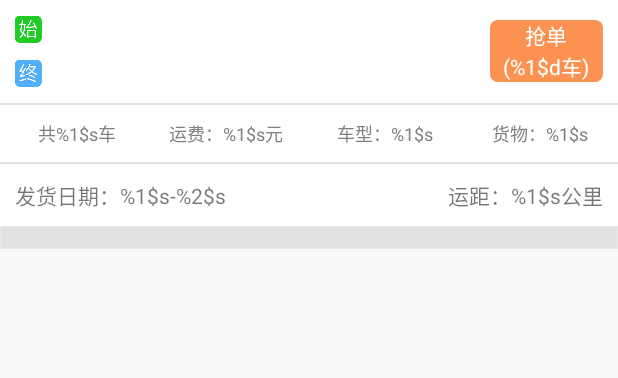
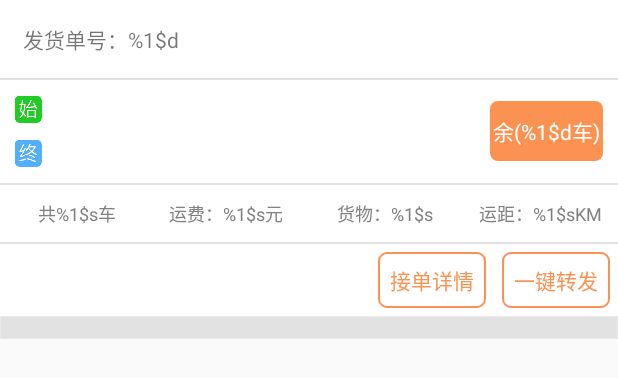
Before and after one commit to shiwobuhaoma/haoke, an Android app: the layout bill_directional_rv_item.xml on its own in the app's theme, with its tools: preview values and no code run, on a phone screen of 412 x 824 dp. Shown: the top 378 px of the screen. Run offline under Robolectric (Android 15) with nearby library versions, the phone set to English and light mode, and no system bars; network calls fail.

Commit message:
1、增加一键转发界面 2、增加接单详情界面

```diff
--- a/app/src/main/AndroidManifest.xml
+++ b/app/src/main/AndroidManifest.xml
@@ -124,6 +124,8 @@
         <activity android:name=".module.select.cartype.view.SelectCarTypeActivity"></activity>
         <activity android:name=".module.select.driver.view.SelectDriverActivity" />
         <activity android:name=".module.select.goodstype.view.SelectGoodsTypeActivity" />
+        <activity android:name=".module.receive.ReceiverBillDetailsActivity" />
+        <activity android:name=".module.relay.RelayActivity" />
     </application>
 
 </manifest>
--- a/app/src/main/java/com/xinze/haoke/base/BaseFragment.java
+++ b/app/src/main/java/com/xinze/haoke/base/BaseFragment.java
@@ -16,6 +16,7 @@ import android.widget.Toast;
 
 import com.xinze.haoke.utils.ToastUtils;
 
+import java.io.Serializable;
 import java.util.HashMap;
 import java.util.Map;
 
@@ -124,6 +125,11 @@ public abstract class BaseFragment extends Fragment {
         intent.putExtra(key, value);
         startActivity(intent);
     }
+    protected void openActivity(Class clazz, String key, Serializable value) {
+        Intent intent = new Intent(mActivity, clazz);
+        intent.putExtra(key, value);
+        startActivity(intent);
+    }
 
     protected void openActivity(Class clazz, HashMap<String, String> map) {
         Intent intent = new Intent(mActivity, clazz);
--- a/app/src/main/java/com/xinze/haoke/module/main/fragment/SendGoodsFragment.java
+++ b/app/src/main/java/com/xinze/haoke/module/main/fragment/GoodsBillFragment.java
@@ -25,7 +25,7 @@ import butterknife.BindView;
  * @author lxf
  * 普通货单和定向货单
  */
-public class SendGoodsFragment extends BaseFragment {
+public class GoodsBillFragment extends BaseFragment {
     @BindView(R.id.send_goods_toolbar)
     SimpleToolbar sendGoodsToolbar;
 
@@ -134,8 +134,8 @@ public class SendGoodsFragment extends BaseFragment {
         });
     }
 
-    public static SendGoodsFragment newInstance() {
-        return new SendGoodsFragment();
+    public static GoodsBillFragment newInstance() {
+        return new GoodsBillFragment();
     }
 
     public void refresh() {
--- a/app/src/main/res/layout/bill_directional_rv_item.xml
+++ b/app/src/main/res/layout/bill_directional_rv_item.xml
@@ -1,150 +1,185 @@
 <?xml version="1.0" encoding="utf-8"?>
-<RelativeLayout
-    android:orientation="horizontal"
-    xmlns:android="http://schemas.android.com/apk/res/android"
+<RelativeLayout xmlns:android="http://schemas.android.com/apk/res/android"
     android:layout_width="match_parent"
+    android:layout_height="wrap_content"
     android:background="@color/white"
-    android:layout_height="wrap_content">
+    android:orientation="horizontal">
 
+    <TextView
+        android:id="@+id/bill_number"
+        android:layout_width="match_parent"
+        android:layout_height="wrap_content"
+        android:padding="15dp"
+        android:text="@string/bill_number" />
+
+    <View
+        android:id="@+id/bill_view"
+        android:layout_width="match_parent"
+        android:layout_height="1dp"
+        android:layout_below="@id/bill_number"
+        android:background="@color/my_item_line" />
 
     <RelativeLayout
         android:id="@+id/directional_item_rl"
         android:layout_width="match_parent"
-        android:layout_height="wrap_content">
+        android:layout_height="wrap_content"
+        android:layout_below="@id/bill_view">
+
         <TextView
             android:id="@+id/directional_tv_right_start"
+            android:layout_width="wrap_content"
+            android:layout_height="wrap_content"
+            android:layout_marginEnd="100dp"
+            android:drawablePadding="10dp"
+            android:drawableStart="@mipmap/order_start"
+            android:ellipsize="end"
+            android:gravity="center_vertical"
+            android:maxLines="1"
             android:padding="@dimen/res_textSize_10dp"
             android:textColor="@color/themeBlack"
-            android:ellipsize="end"
-            android:maxLines="1"
-            android:layout_marginEnd="100dp"
-            android:drawableStart="@mipmap/order_start"
-            android:drawablePadding="10dp"
-            android:layout_width="wrap_content"
-            android:gravity="center_vertical"
-            android:textSize="14sp"
-            android:layout_height="wrap_content" />
+            android:textSize="14sp" />
+
         <TextView
             android:id="@+id/directional_tv_right_end"
+            android:layout_width="wrap_content"
+            android:layout_height="wrap_content"
+            android:layout_below="@id/directional_tv_right_start"
+            android:layout_marginEnd="100dp"
+            android:drawablePadding="10dp"
+            android:drawableStart="@mipmap/order_end"
+            android:ellipsize="end"
+            android:gravity="center_vertical"
+            android:maxLines="1"
+            android:paddingBottom="10dp"
+            android:paddingEnd="@dimen/res_textSize_10dp"
             android:paddingStart="@dimen/res_textSize_10dp"
-            android:paddingBottom="10dp"
-            android:ellipsize="end"
-            android:maxLines="1"
-            android:paddingEnd="@dimen/res_textSize_10dp"
-            android:layout_marginEnd="100dp"
             android:textColor="@color/themeBlack"
-            android:layout_below="@id/directional_tv_right_start"
-            android:drawableStart="@mipmap/order_end"
-            android:drawablePadding="10dp"
-            android:layout_width="wrap_content"
-            android:gravity="center_vertical"
-            android:textSize="14sp"
-            android:layout_height="wrap_content" />
+            android:textSize="14sp" />
 
         <TextView
             android:id="@+id/directional_iv_state"
-            android:background="@drawable/circle_orange_button"
             android:layout_width="wrap_content"
-            android:minWidth="75dp"
-            android:minHeight="40dp"
-            android:maxLines="2"
+            android:layout_height="wrap_content"
+            android:layout_alignParentEnd="true"
             android:layout_centerVertical="true"
             android:layout_marginEnd="10dp"
-            android:text="@string/directional_robbing_bill"
+            android:background="@drawable/circle_orange_button"
             android:gravity="center"
-            android:textColor="@color/white"
-            android:layout_alignParentEnd="true"
-            android:layout_height="wrap_content" />
+            android:maxLines="2"
+            android:minHeight="40dp"
+            android:minWidth="75dp"
+            android:text="@string/remain_cars"
+            android:textColor="@color/white" />
 
     </RelativeLayout>
 
     <View
         android:id="@+id/directional_item_v_line"
         android:layout_width="match_parent"
+        android:layout_height="1dp"
         android:layout_below="@id/directional_item_rl"
-        android:background="@color/my_item_line"
-        android:layout_height="1dp"/>
+        android:background="@color/my_item_line" />
+
     <LinearLayout
         android:id="@+id/directional_item_ll"
+        android:layout_width="match_parent"
+        android:layout_height="wrap_content"
         android:layout_below="@id/directional_item_v_line"
-        android:orientation="horizontal"
-        android:layout_width="match_parent"
-        android:layout_height="wrap_content">
+        android:orientation="horizontal">
+
         <TextView
-            android:padding="10dp"
-            android:maxLines="1"
             android:id="@+id/directional_tv_car_count"
+            android:layout_width="0dp"
+            android:layout_height="wrap_content"
+            android:layout_weight="1"
             android:ellipsize="end"
             android:gravity="center"
+            android:maxLines="1"
+            android:padding="10dp"
+            android:text="@string/bill_car_count"
             android:textColor="@color/order_item_text"
-            android:text="@string/bill_car_count"
-            android:textSize="12sp"
-            android:layout_width="0dp"
-            android:layout_weight="1"
-            android:layout_height="wrap_content" />
-        <TextView
-            android:padding="10dp"
-            android:maxLines="1"
-            android:gravity="start"
-            android:textSize="12sp"
-            android:id="@+id/directional_tv_freight"
-            android:textColor="@color/order_item_text"
-            android:text="@string/bill_car_freight"
-            android:layout_width="0dp"
-            android:layout_weight="1"
-            android:layout_height="wrap_content" />
-        <TextView
-            android:padding="10dp"
-            android:maxLines="1"
-            android:gravity="center"
-            android:textSize="12sp"
-            android:id="@+id/directional_tv_car_type"
-            android:textColor="@color/order_item_text"
-            android:text="@string/order_truck_type"
-            android:layout_width="0dp"
-            android:layout_weight="1"
-            android:layout_height="wrap_content" />
+            android:textSize="12sp" />
 
         <TextView
+            android:id="@+id/directional_tv_freight"
+            android:layout_width="0dp"
+            android:layout_height="wrap_content"
+            android:layout_weight="1"
+            android:gravity="start"
+            android:maxLines="1"
             android:padding="10dp"
+            android:text="@string/bill_car_freight"
+            android:textColor="@color/order_item_text"
+            android:textSize="12sp" />
+
+        <TextView
+            android:id="@+id/directional_tv_productName"
+            android:layout_width="0dp"
+            android:layout_height="wrap_content"
+            android:layout_weight="1"
+            android:ellipsize="end"
+            android:gravity="center"
             android:maxLines="1"
-            android:textSize="12sp"
+            android:padding="10dp"
+            android:text="@string/order_product_name"
+            android:textColor="@color/order_item_text"
+            android:textSize="12sp" />
+
+        <TextView
+            android:id="@+id/directional_distance"
+            android:layout_width="0dp"
+            android:layout_height="wrap_content"
+            android:layout_weight="1"
             android:gravity="center"
-            android:ellipsize="end"
+            android:maxLines="1"
+            android:padding="10dp"
+            android:text="@string/order_distance"
             android:textColor="@color/order_item_text"
-            android:id="@+id/directional_tv_productName"
-            android:text="@string/order_product_name"
-            android:layout_width="0dp"
-            android:layout_weight="1"
-            android:layout_height="wrap_content" />
+            android:textSize="12sp" />
+
+
     </LinearLayout>
 
 
     <View
         android:id="@+id/directional_line"
         android:layout_width="match_parent"
+        android:layout_height="1dp"
         android:layout_below="@id/directional_item_ll"
-        android:background="@color/my_item_line"
-        android:layout_height="1dp"/>
+        android:background="@color/my_item_line" />
+
+
     <TextView
-        android:id="@+id/directional_time"
+        android:id="@+id/relay"
+        android:layout_width="wrap_content"
+        android:layout_height="wrap_content"
+        android:layout_alignParentEnd="true"
         android:layout_below="@id/directional_line"
+        android:padding="8dp"
+        android:layout_margin="5dp"
+        android:background="@drawable/bg_orange_button"
+        android:text="@string/relay"
+        android:textColor="@color/themeOrange"
+        android:textSize="14sp" />
+
+    <TextView
+        android:id="@+id/receive_details"
         android:layout_width="wrap_content"
-        android:text="@string/send_goods_date"
-        android:padding="10dp"
-        android:layout_height="wrap_content" />
-    <TextView
-        android:id="@+id/directional_distance"
+        android:layout_height="wrap_content"
         android:layout_below="@id/directional_line"
-        android:layout_width="wrap_content"
-        android:layout_alignParentEnd="true"
-        android:text="@string/send_goods_distance"
-        android:padding="10dp"
-        android:layout_height="wrap_content" />
+        android:layout_marginEnd="25dp"
+        android:layout_margin="5dp"
+        android:background="@drawable/bg_orange_button"
+        android:layout_toStartOf="@id/relay"
+        android:padding="8dp"
+        android:text="@string/receive_details"
+        android:textColor="@color/themeOrange"
+        android:textSize="14sp" />
+
     <View
         android:id="@+id/directional_item_space"
         android:layout_width="match_parent"
-        android:layout_below="@id/directional_time"
-        android:background="@drawable/space"
-        android:layout_height="@dimen/res_textSize_15dp"/>
+        android:layout_height="@dimen/res_textSize_15dp"
+        android:layout_below="@id/receive_details"
+        android:background="@drawable/space" />
 </RelativeLayout>
--- /dev/null
+++ b/app/src/main/res/layout/receiver_bill_details_activity.xml
@@ -0,0 +1,6 @@
+<?xml version="1.0" encoding="utf-8"?>
+<LinearLayout xmlns:android="http://schemas.android.com/apk/res/android"
+    android:orientation="vertical" android:layout_width="match_parent"
+    android:layout_height="match_parent">
+
+</LinearLayout>
--- /dev/null
+++ b/app/src/main/res/layout/relay_activity.xml
@@ -0,0 +1,5 @@
+<?xml version="1.0" encoding="utf-8"?>
+<RelativeLayout xmlns:android="http://schemas.android.com/apk/res/android"
+    android:layout_width="match_parent" android:layout_height="match_parent">
+
+</RelativeLayout>
--- a/app/src/main/res/values/strings.xml
+++ b/app/src/main/res/values/strings.xml
@@ -86,6 +86,9 @@
     <string name="send_goods_all">全国</string>
     <string name="send_goods_date">发货日期：%1$s-%2$s</string>
     <string name="send_goods_distance">运距：%1$s公里</string>
+    <string name="remain_cars">余(%1$d车)</string>
+
+    <string name="bill_number">发货单号：%1$d</string>
     <string name="directional_robbing_bill">抢单\n(%1$d车)</string>
     <string name="directional_receipt_bill">接单\n(%1$d车)</string>
     <string name="bill_robbing">抢单</string>
@@ -253,6 +256,8 @@
     <string name="please_input_goods_type_name">请输入货品名称</string>
     <string name="select_tip">请从“常拉货品”选择或者在下方输入后确认</string>
     <string name="select_goods">选择货品</string>
+    <string name="receive_details">接单详情</string>
+    <string name="relay">一键转发</string>
     <string-array name="custom_myweekdays">
         <item>日</item>
         <item>一</item>
```
Also changed, not shown: app/src/main/java/com/xinze/haoke/module/main/activity/MainActivity.java (+3 -5 lines), app/src/main/java/com/xinze/haoke/module/receive/ReceiverBillDetailsActivity.java (added, +20 -0 lines), app/src/main/java/com/xinze/haoke/module/relay/RelayActivity.java (added, +20 -0 lines), app/src/main/java/com/xinze/haoke/module/send/adapter/BillRecycleViewAdapter.java (+59 -57 lines), app/src/main/java/com/xinze/haoke/module/send/fragment/OrdinaryBillFragment.java (+20 -8 lines).
